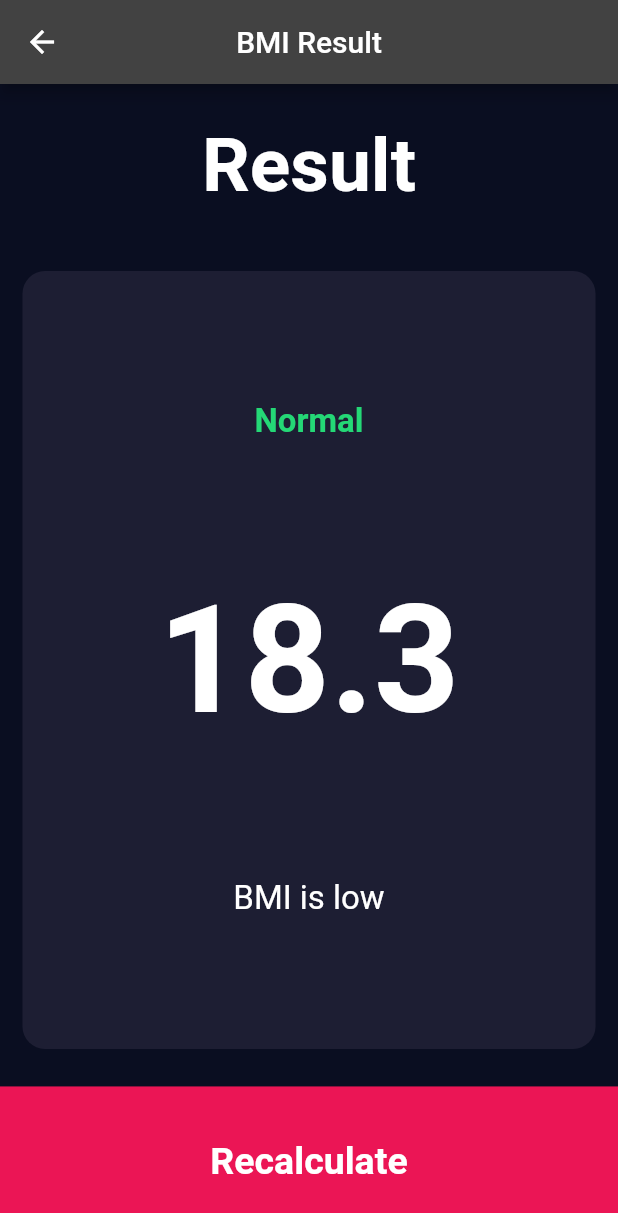
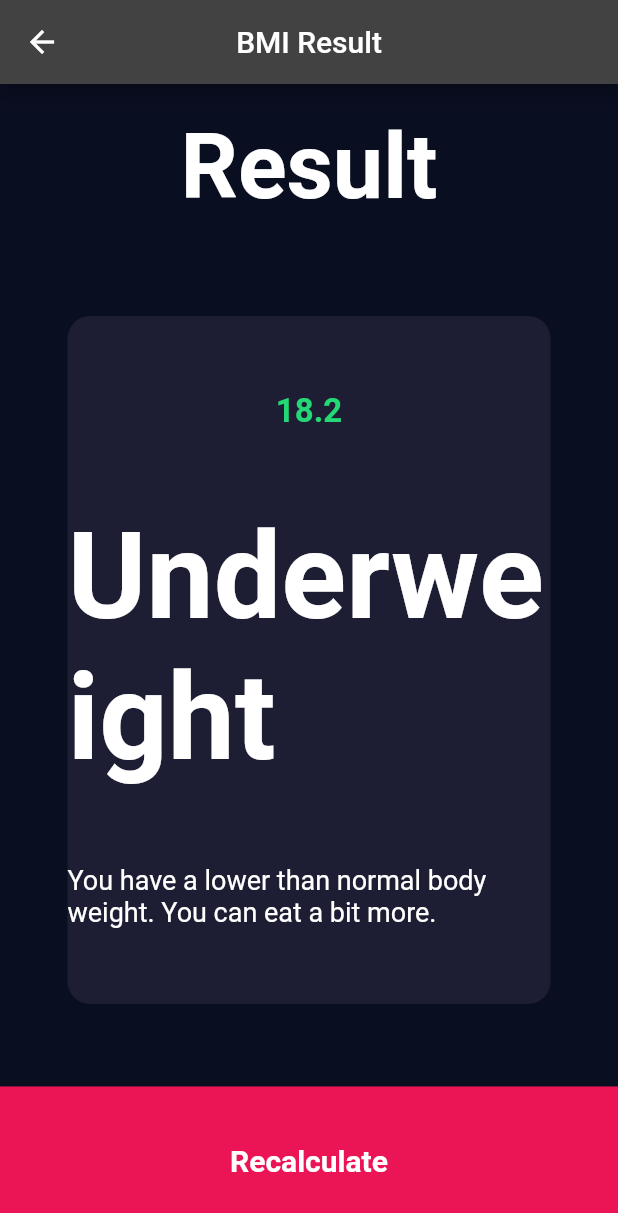
Before and after one commit to suleman24/Mobile-Apps, a Flutter app: the screen it shows after launch, after a tap on "Calculate", on a phone screen of 412 x 824 dp. Shown: the top 1213 px of the screen. Run offline on Flutter 3.47's test engine with Material 2 defaults, Android fonts, the phone set to English and light mode, and no system bars; our stand-ins replace font_awesome_flutter, rflutter_alert; missing offline and left inert: splash_screen_view.

Commit message:
BMI complete

```diff
--- /dev/null
+++ b/BMI/lib/calculator.dart
@@ -0,0 +1,38 @@
+import 'dart:math';
+
+class calculator{
+  calculator({required this.height,required this.weight});
+
+  final int height;
+  final int weight;
+  double? _bmi;
+
+  String calculate()
+  {
+    _bmi = weight/pow(height/100,2);
+    return _bmi!.toStringAsFixed(1);
+  }
+
+
+  String getresult() {
+    if (_bmi! >= 25) {
+      return 'Overweight';
+    } else if (_bmi! > 18.5) {
+      return 'Normal';
+    } else {
+      return 'Underweight';
+    }
+  }
+
+
+  String getinterpretation() {
+    if (_bmi! >= 25) {
+      return 'You have a higher than normal body weight. Try to exercise more.';
+    } else if (_bmi! >= 18.5) {
+      return 'You have a normal body weight. Good job!';
+    } else {
+      return 'You have a lower than normal body weight. You can eat a bit more.';
+    }
+  }
+
+}
--- a/BMI/lib/constant.dart
+++ b/BMI/lib/constant.dart
@@ -3,15 +3,15 @@ import 'package:flutter/material.dart';
 const activecolor = Color(0xFF1D1E33);
 const deactivecolor = Color(0xFF111328);
 
-const mynumberstyle=TextStyle(fontSize: 50,fontWeight: FontWeight.w900);
+const mynumberstyle=TextStyle(fontSize: 30,fontWeight: FontWeight.w900);
 
 const mylabelstyle=TextStyle(
-fontSize: 30,
+fontSize: 20,
 color: Color(0xFF8D8E98),
 );
 
 const mybuttonlstyle=TextStyle(
-  fontSize: 25.0,
+  fontSize: 20.0,
   fontWeight: FontWeight.bold,
 );
 
@@ -20,7 +20,7 @@ const mybuttonlstyle=TextStyle(
 
 
 const titletextstyle = TextStyle(
-  fontSize: 50.0,
+  fontSize: 60.0,
   fontWeight: FontWeight.bold,
 );
 
@@ -31,10 +31,10 @@ const resulttextstyle = TextStyle(
 );
 
 const bmitextstyle = TextStyle(
-  fontSize: 100.0,
+  fontSize: 80.0,
   fontWeight: FontWeight.bold,
 );
 
 const bodytextstyle = TextStyle(
-  fontSize: 22.0,
+  fontSize: 18.0,
 );
--- a/BMI/lib/icontext.dart
+++ b/BMI/lib/icontext.dart
@@ -15,7 +15,7 @@ class repeattextandicon extends StatelessWidget {
       children:  [
         Icon(
           iconData,
-          size: 85.0,
+          size: 60.0,
         ),
         SizedBox(
           height: 15,
--- a/BMI/lib/inputpage.dart
+++ b/BMI/lib/inputpage.dart
@@ -9,6 +9,8 @@ import 'icontext.dart';
 
 import 'constant.dart';
 import 'result.dart';
+
+import 'calculator.dart';
 
 enum gender{
   male,
@@ -40,7 +42,8 @@ class _inputpageState extends State<inputpage> {
         centerTitle: true,
 
       ),
-      body: Column(
+      body:  Container(
+        child: Column(
             crossAxisAlignment: CrossAxisAlignment.stretch,
             children: <Widget>[
               Expanded(child:Row(
@@ -54,7 +57,7 @@ class _inputpageState extends State<inputpage> {
                       },
                       colors: selectgender == gender.male?activecolor:deactivecolor,
                       cardwidget: repeattextandicon(
-                    iconData: FontAwesomeIcons.male,
+                        iconData: FontAwesomeIcons.person,
                         label: 'Male',
                       ),
                     ),
@@ -70,7 +73,7 @@ class _inputpageState extends State<inputpage> {
                       colors: selectgender == gender.female?activecolor:deactivecolor,
 
                       cardwidget: repeattextandicon(
-                    iconData: FontAwesomeIcons.female,
+                        iconData: FontAwesomeIcons.personDress,
                         label: 'Female',
                       ),
 
@@ -82,15 +85,17 @@ class _inputpageState extends State<inputpage> {
               ),
 
               Expanded(child:Row(
+                crossAxisAlignment: CrossAxisAlignment.center,
                 children: <Widget>[
                   Expanded(child: repeatcontainer(
                     colors: Color(0xFF1D1E33),
                     cardwidget: Column(
-                  mainAxisAlignment: MainAxisAlignment.center,
+                      mainAxisAlignment: MainAxisAlignment.spaceEvenly,
                       children: [
                         Text('Height',style: mylabelstyle),
 
                         Row(
+                          mainAxisAlignment: MainAxisAlignment.center,
                           children: [
                             Text('$height', style: mynumberstyle),
                             Text('cm',style: mylabelstyle,),
@@ -118,7 +123,8 @@ class _inputpageState extends State<inputpage> {
 
 
 
-          Expanded(child:Row(
+              Row(
+                mainAxisAlignment: MainAxisAlignment.center,
                 children: <Widget>[
                   Expanded(child: repeatcontainer(
                     colors: Color(0xFF1D1E33),
@@ -191,12 +197,14 @@ class _inputpageState extends State<inputpage> {
                   ))
 
                 ],
-          )
               ),
 
               GestureDetector(
                 onTap: (){
-              Navigator.push(context, MaterialPageRoute(builder: (context)=>result()));
+                  calculator calc = calculator(height: height, weight: weight);
+                  Navigator.push(context, MaterialPageRoute(builder: (context)=>result(
+                    bmiresult: calc.calculate() ,text: calc.getresult(),interpretation: calc.getinterpretation(),
+                  )));
 
                 },
                 child: Container(
@@ -207,12 +215,14 @@ class _inputpageState extends State<inputpage> {
                   color: Color(0xFFEB1555),
                   margin: EdgeInsets.only(top: 10.0),
                   width: double.infinity,
-              height: 80.0,
+                  height: 70.0,
                 ),
               ),
 
             ],
           ),
+      ),
+
 
     );
   }
@@ -238,8 +248,8 @@ class roundicon extends StatelessWidget {
         onPressed: onpress,
       elevation: 6.0,
       constraints: BoxConstraints.tightFor(
-        height: 56,
-        width: 56,
+        height: 45,
+        width: 45,
       ),
       shape: CircleBorder(),
       fillColor: Color(0xFF4C4F5E),
--- a/BMI/lib/main.dart
+++ b/BMI/lib/main.dart
@@ -11,6 +11,7 @@ class bmi extends StatelessWidget {
   @override
   Widget build(BuildContext context) {
     return MaterialApp(
+      debugShowCheckedModeBanner: false,
       home: inputpage(),
       theme: ThemeData.dark().copyWith(
         primaryColor: Color(0xFF0A0E21),
--- a/BMI/lib/result.dart
+++ b/BMI/lib/result.dart
@@ -1,11 +1,21 @@
 import 'package:bmi/constant.dart';
 import 'package:bmi/container.dart';
 import 'package:bmi/inputpage.dart';
+import 'package:bmi/main.dart';
 import 'package:flutter/material.dart';
 import 'constant.dart';
 import 'container.dart';
 
 class result extends StatelessWidget {
+
+  result({
+    required this.bmiresult,required this.text,required this.interpretation
+});
+
+  final String bmiresult;
+  final String text;
+  final String interpretation;
+
 
   @override
   Widget build(BuildContext context) {
@@ -30,16 +40,19 @@ class result extends StatelessWidget {
 
           Expanded(
             flex: 5,
-              child:repeatcontainer(
+              child:Padding(
+                padding: EdgeInsets.all(30.0),
+                child: repeatcontainer(
                   colors: activecolor,
                   cardwidget: Column(
                     mainAxisAlignment: MainAxisAlignment.spaceEvenly,
                     crossAxisAlignment: CrossAxisAlignment.center,
                     children: [
-                    Text('Normal',style: resulttextstyle,),
-                    Text('18.3',style: bmitextstyle,),
-                    Text('BMI is low',style: bodytextstyle,),
+                      Text('$bmiresult',style: resulttextstyle,),
+                      Text('$text',style: bmitextstyle,),
+                      Text('$interpretation',style: bodytextstyle,),
                     ],
+                  ),
                 ),
               )
 
```
Lines whose indentation alone changed are shown as unchanged.
